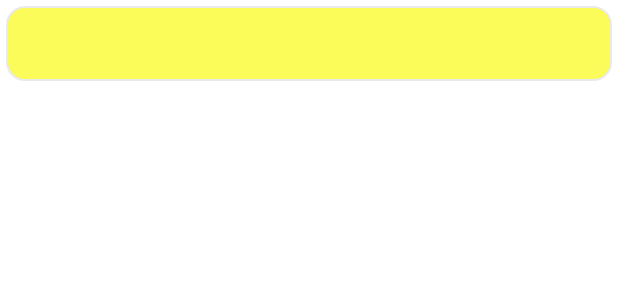
After one commit to KhudyakovVladimir/Objects, an Android app: the layout item_two.xml on its own in the app's theme, with its tools: preview values and no code run, on a phone screen of 412 x 824 dp. The commit adds this screen. Shown: the top 300 px of the screen. Run offline under Robolectric (Android 15) with nearby library versions, the phone set to English and light mode, and no system bars.

Commit message:
viewHolder 2

```diff
--- /dev/null
+++ b/app/src/main/res/drawable/item_figure_two.xml
@@ -0,0 +1,32 @@
+<shape xmlns:android="http://schemas.android.com/apk/res/android">
+    <stroke
+            android:width="1dp"
+            android:color="#EAEAE9" />
+
+    <solid android:color="#FBFB5A" />
+
+    <corners
+            android:topRightRadius="12dp"
+            android:topLeftRadius="12dp"
+            android:bottomLeftRadius="12dp"
+            android:bottomRightRadius="12dp">
+    </corners>
+
+
+    <shape android:shape="oval">
+        <solid android:color="#FCD366"/>
+        <!-- fill color -->
+        <solid android:color="@color/white" />
+
+        <!-- radius -->
+        <stroke
+                android:width="1dp"
+                android:color="@color/white" />
+
+        <!-- corners -->
+        <corners
+                android:radius="2dp"/>
+    </shape>
+
+
+</shape>
--- /dev/null
+++ b/app/src/main/res/layout/item_two.xml
@@ -0,0 +1,42 @@
+<?xml version="1.0" encoding="utf-8"?>
+<LinearLayout
+        xmlns:android="http://schemas.android.com/apk/res/android"
+        android:id="@+id/linearLayoutItem"
+        android:background="@drawable/item_figure_two"
+        android:layout_marginTop="4dp"
+        android:layout_marginBottom="4dp"
+        android:layout_marginStart="4dp"
+        android:layout_marginEnd="4dp"
+        android:layout_width="match_parent"
+        android:layout_height="50dp"
+        android:orientation="horizontal">
+
+    <TextView
+            android:id="@+id/textViewItem"
+            android:textSize="16sp"
+            android:paddingStart="5dp"
+            android:gravity="center"
+            android:layout_width="match_parent"
+            android:layout_height="match_parent"
+            android:layout_weight="12"
+            android:textColor="@color/black"/>
+
+    <TextView
+            android:id="@+id/textViewItem2"
+            android:textSize="16sp"
+            android:paddingStart="5dp"
+            android:gravity="center"
+            android:layout_width="match_parent"
+            android:layout_height="match_parent"
+            android:layout_weight="2"
+            android:textColor="@color/black"/>
+    <TextView
+            android:id="@+id/textViewItem3"
+            android:layout_width="match_parent"
+            android:layout_height="match_parent"
+            android:gravity="center"
+            android:layout_weight="12"
+            android:textSize="18sp"
+            android:textColor="#595959"/>
+
+</LinearLayout>
```
Also changed, not shown: app/src/main/java/com/khudyakovvladimir/objects/recyclerview/ObjectAdapter.kt (+65 -4 lines).
